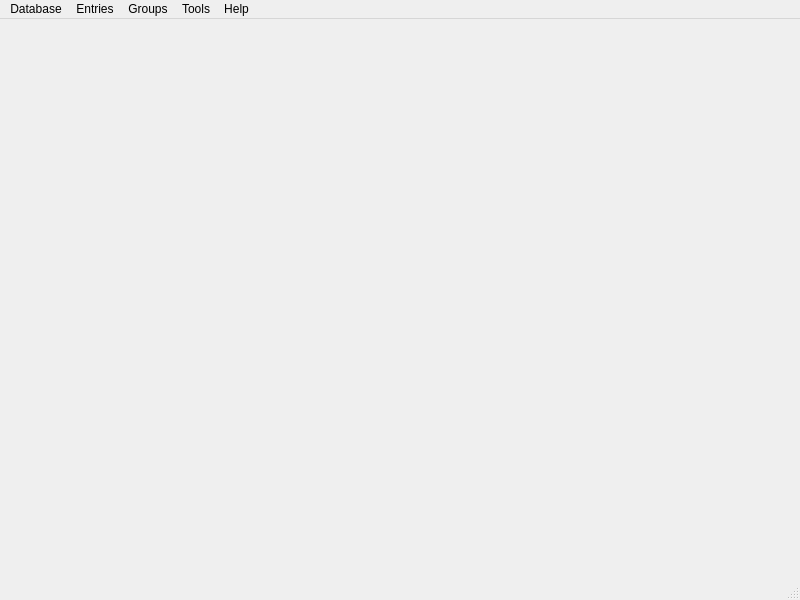
The window that Forms/MainWindow.ui (AdrianoGoede/PassForge) describes before a commit, drawn with Qt 5.
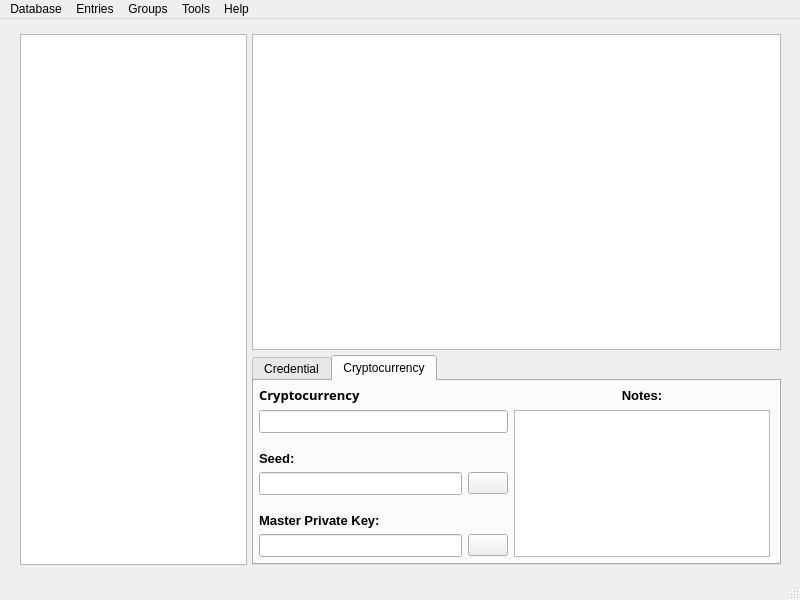
The same window after the commit. The open tabs and pages were chosen to show the change.

Commit message: Main window layout set

```diff
--- a/Forms/MainWindow.ui
+++ b/Forms/MainWindow.ui
@@ -13,7 +13,412 @@
   <property name="windowTitle">
    <string>PassForge</string>
   </property>
-  <widget class="QWidget" name="centralwidget"/>
+  <widget class="QWidget" name="CentralWidget">
+   <widget class="QWidget" name="">
+    <property name="geometry">
+     <rect>
+      <x>10</x>
+      <y>10</y>
+      <width>781</width>
+      <height>541</height>
+     </rect>
+    </property>
+    <layout class="QGridLayout" name="CentralGridLayout" rowstretch="6,4" columnstretch="3,7">
+     <property name="sizeConstraint">
+      <enum>QLayout::SizeConstraint::SetMinAndMaxSize</enum>
+     </property>
+     <property name="leftMargin">
+      <number>10</number>
+     </property>
+     <property name="topMargin">
+      <number>5</number>
+     </property>
+     <property name="rightMargin">
+      <number>10</number>
+     </property>
+     <property name="bottomMargin">
+      <number>5</number>
+     </property>
+     <property name="spacing">
+      <number>5</number>
+     </property>
+     <item row="0" column="0" rowspan="2">
+      <widget class="QTreeView" name="DirectoryStructureTreeView"/>
+     </item>
+     <item row="0" column="1">
+      <widget class="QListView" name="EntryListView"/>
+     </item>
+     <item row="1" column="1">
+      <widget class="QTabWidget" name="HeaderInfoTabWidget">
+       <property name="currentIndex">
+        <number>0</number>
+       </property>
+       <widget class="QWidget" name="HeaderInfoTabCredential">
+        <attribute name="title">
+         <string>Credential</string>
+        </attribute>
+        <widget class="QWidget" name="layoutWidget">
+         <property name="geometry">
+          <rect>
+           <x>0</x>
+           <y>0</y>
+           <width>521</width>
+           <height>181</height>
+          </rect>
+         </property>
+         <layout class="QGridLayout" name="CredentialHeaderInfoLayout">
+          <property name="leftMargin">
+           <number>5</number>
+          </property>
+          <property name="topMargin">
+           <number>5</number>
+          </property>
+          <property name="rightMargin">
+           <number>5</number>
+          </property>
+          <property name="bottomMargin">
+           <number>5</number>
+          </property>
+          <item row="0" column="0">
+           <widget class="QLabel" name="CredentialUsernameLabel">
+            <property name="font">
+             <font>
+              <family>Sans Serif</family>
+              <pointsize>10</pointsize>
+              <bold>true</bold>
+             </font>
+            </property>
+            <property name="text">
+             <string>Username:</string>
+            </property>
+            <property name="alignment">
+             <set>Qt::AlignmentFlag::AlignBottom|Qt::AlignmentFlag::AlignLeading|Qt::AlignmentFlag::AlignLeft</set>
+            </property>
+           </widget>
+          </item>
+          <item row="0" column="1">
+           <widget class="QLabel" name="CredentialNotesLabel">
+            <property name="font">
+             <font>
+              <pointsize>10</pointsize>
+              <bold>true</bold>
+             </font>
+            </property>
+            <property name="text">
+             <string>Notes:</string>
+            </property>
+            <property name="alignment">
+             <set>Qt::AlignmentFlag::AlignCenter</set>
+            </property>
+           </widget>
+          </item>
+          <item row="1" column="0">
+           <widget class="QLineEdit" name="CredentialUsernameLineEdit">
+            <property name="font">
+             <font>
+              <pointsize>10</pointsize>
+              <bold>false</bold>
+             </font>
+            </property>
+            <property name="text">
+             <string/>
+            </property>
+            <property name="alignment">
+             <set>Qt::AlignmentFlag::AlignCenter</set>
+            </property>
+            <property name="readOnly">
+             <bool>true</bool>
+            </property>
+           </widget>
+          </item>
+          <item row="1" column="1" rowspan="5">
+           <widget class="QPlainTextEdit" name="CredentialNotesTextEdit">
+            <property name="font">
+             <font>
+              <pointsize>10</pointsize>
+              <bold>false</bold>
+             </font>
+            </property>
+            <property name="readOnly">
+             <bool>true</bool>
+            </property>
+           </widget>
+          </item>
+          <item row="2" column="0">
+           <widget class="QLabel" name="CredentialPasswordLabel">
+            <property name="font">
+             <font>
+              <pointsize>10</pointsize>
+              <bold>true</bold>
+             </font>
+            </property>
+            <property name="text">
+             <string>Password:</string>
+            </property>
+            <property name="alignment">
+             <set>Qt::AlignmentFlag::AlignBottom|Qt::AlignmentFlag::AlignLeading|Qt::AlignmentFlag::AlignLeft</set>
+            </property>
+           </widget>
+          </item>
+          <item row="3" column="0">
+           <layout class="QHBoxLayout" name="CredentialPasswordLayout" stretch="9,1">
+            <item>
+             <widget class="QLineEdit" name="CredentialPasswordLineEdit">
+              <property name="font">
+               <font>
+                <pointsize>10</pointsize>
+                <bold>false</bold>
+               </font>
+              </property>
+              <property name="text">
+               <string/>
+              </property>
+              <property name="alignment">
+               <set>Qt::AlignmentFlag::AlignCenter</set>
+              </property>
+              <property name="readOnly">
+               <bool>true</bool>
+              </property>
+             </widget>
+            </item>
+            <item>
+             <widget class="QPushButton" name="CredentialPasswordShowButton">
+              <property name="text">
+               <string/>
+              </property>
+             </widget>
+            </item>
+           </layout>
+          </item>
+          <item row="4" column="0">
+           <widget class="QLabel" name="CredentialUrlLabel">
+            <property name="font">
+             <font>
+              <pointsize>10</pointsize>
+              <bold>true</bold>
+             </font>
+            </property>
+            <property name="text">
+             <string>URL:</string>
+            </property>
+            <property name="alignment">
+             <set>Qt::AlignmentFlag::AlignBottom|Qt::AlignmentFlag::AlignLeading|Qt::AlignmentFlag::AlignLeft</set>
+            </property>
+           </widget>
+          </item>
+          <item row="5" column="0">
+           <widget class="QLineEdit" name="CredentialUrlLineEdit">
+            <property name="font">
+             <font>
+              <pointsize>10</pointsize>
+              <bold>false</bold>
+             </font>
+            </property>
+            <property name="text">
+             <string/>
+            </property>
+            <property name="alignment">
+             <set>Qt::AlignmentFlag::AlignCenter</set>
+            </property>
+            <property name="readOnly">
+             <bool>true</bool>
+            </property>
+           </widget>
+          </item>
+         </layout>
+        </widget>
+       </widget>
+       <widget class="QWidget" name="HeaderInfoTabCryptocurrency">
+        <attribute name="title">
+         <string>Cryptocurrency</string>
+        </attribute>
+        <widget class="QWidget" name="layoutWidget_2">
+         <property name="geometry">
+          <rect>
+           <x>0</x>
+           <y>0</y>
+           <width>521</width>
+           <height>181</height>
+          </rect>
+         </property>
+         <layout class="QGridLayout" name="CryptocurrencyHeaderInfoLayout">
+          <property name="leftMargin">
+           <number>5</number>
+          </property>
+          <property name="topMargin">
+           <number>5</number>
+          </property>
+          <property name="rightMargin">
+           <number>5</number>
+          </property>
+          <property name="bottomMargin">
+           <number>5</number>
+          </property>
+          <item row="0" column="0">
+           <widget class="QLabel" name="CryptocurrencyNameLabel">
+            <property name="font">
+             <font>
+              <family>Sans Serif</family>
+              <pointsize>10</pointsize>
+              <bold>true</bold>
+             </font>
+            </property>
+            <property name="text">
+             <string>Cryptocurrency</string>
+            </property>
+            <property name="alignment">
+             <set>Qt::AlignmentFlag::AlignBottom|Qt::AlignmentFlag::AlignLeading|Qt::AlignmentFlag::AlignLeft</set>
+            </property>
+           </widget>
+          </item>
+          <item row="0" column="1">
+           <widget class="QLabel" name="CryptocurrencyNotesLabel">
+            <property name="font">
+             <font>
+              <pointsize>10</pointsize>
+              <bold>true</bold>
+             </font>
+            </property>
+            <property name="text">
+             <string>Notes:</string>
+            </property>
+            <property name="alignment">
+             <set>Qt::AlignmentFlag::AlignCenter</set>
+            </property>
+           </widget>
+          </item>
+          <item row="1" column="0">
+           <widget class="QLineEdit" name="CryptocurrencyNameLineEdit">
+            <property name="font">
+             <font>
+              <pointsize>10</pointsize>
+              <bold>false</bold>
+             </font>
+            </property>
+            <property name="text">
+             <string/>
+            </property>
+            <property name="alignment">
+             <set>Qt::AlignmentFlag::AlignCenter</set>
+            </property>
+            <property name="readOnly">
+             <bool>true</bool>
+            </property>
+           </widget>
+          </item>
+          <item row="1" column="1" rowspan="5">
+           <widget class="QPlainTextEdit" name="CryptocurrencyNotesTextEdit">
+            <property name="font">
+             <font>
+              <pointsize>10</pointsize>
+              <bold>false</bold>
+             </font>
+            </property>
+            <property name="readOnly">
+             <bool>true</bool>
+            </property>
+           </widget>
+          </item>
+          <item row="2" column="0">
+           <widget class="QLabel" name="CryptocurrencySeedLabel">
+            <property name="font">
+             <font>
+              <pointsize>10</pointsize>
+              <bold>true</bold>
+             </font>
+            </property>
+            <property name="text">
+             <string>Seed:</string>
+            </property>
+            <property name="alignment">
+             <set>Qt::AlignmentFlag::AlignBottom|Qt::AlignmentFlag::AlignLeading|Qt::AlignmentFlag::AlignLeft</set>
+            </property>
+           </widget>
+          </item>
+          <item row="3" column="0">
+           <layout class="QHBoxLayout" name="CryptocurrencyPasswordLayout" stretch="9,1">
+            <item>
+             <widget class="QLineEdit" name="CryptocurrencySeedLineEdit">
+              <property name="font">
+               <font>
+                <pointsize>10</pointsize>
+                <bold>false</bold>
+               </font>
+              </property>
+              <property name="text">
+               <string/>
+              </property>
+              <property name="alignment">
+               <set>Qt::AlignmentFlag::AlignCenter</set>
+              </property>
+              <property name="readOnly">
+               <bool>true</bool>
+              </property>
+             </widget>
+            </item>
+            <item>
+             <widget class="QPushButton" name="CryptocurrencySeedShowButton">
+              <property name="text">
+               <string/>
+              </property>
+             </widget>
+            </item>
+           </layout>
+          </item>
+          <item row="4" column="0">
+           <widget class="QLabel" name="CryptocurrencyMasterKeyLabel">
+            <property name="font">
+             <font>
+              <pointsize>10</pointsize>
+              <bold>true</bold>
+             </font>
+            </property>
+            <property name="text">
+             <string>Master Private Key:</string>
+            </property>
+            <property name="alignment">
+             <set>Qt::AlignmentFlag::AlignBottom|Qt::AlignmentFlag::AlignLeading|Qt::AlignmentFlag::AlignLeft</set>
+            </property>
+           </widget>
+          </item>
+          <item row="5" column="0">
+           <layout class="QHBoxLayout" name="CryptocurrencyMasterKeyLayout" stretch="9,1">
+            <item>
+             <widget class="QLineEdit" name="CryptocurrencyMasterKeyLineEdit">
+              <property name="font">
+               <font>
+                <pointsize>10</pointsize>
+                <bold>false</bold>
+               </font>
+              </property>
+              <property name="text">
+               <string/>
+              </property>
+              <property name="alignment">
+               <set>Qt::AlignmentFlag::AlignCenter</set>
+              </property>
+              <property name="readOnly">
+               <bool>true</bool>
+              </property>
+             </widget>
+            </item>
+            <item>
+             <widget class="QPushButton" name="CryptocurrencyMasterKeyShowButton">
+              <property name="text">
+               <string/>
+              </property>
+             </widget>
+            </item>
+           </layout>
+          </item>
+         </layout>
+        </widget>
+       </widget>
+      </widget>
+     </item>
+    </layout>
+   </widget>
+  </widget>
   <widget class="QMenuBar" name="MainWindowMenubar">
    <property name="geometry">
     <rect>
```
The commit also changes 6 other files.
